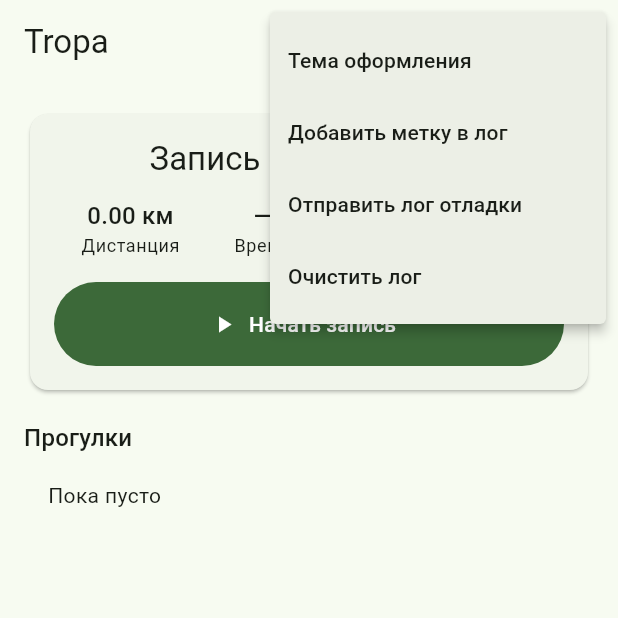
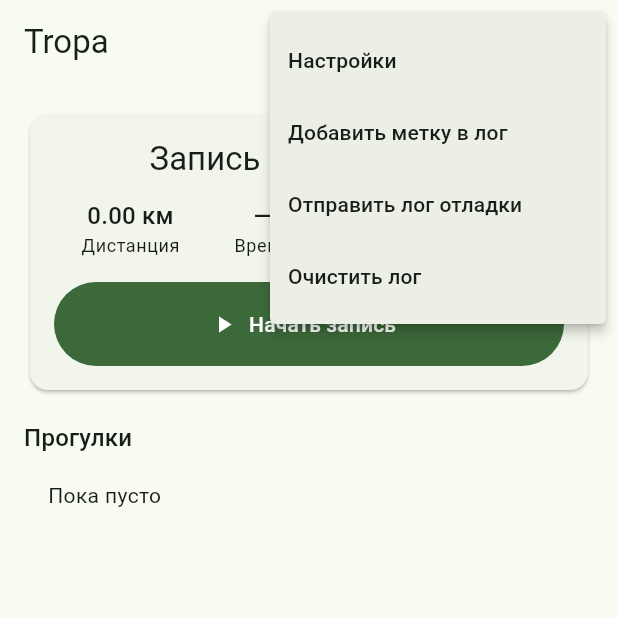
Before and after one commit to oneup1689/Tropa, a Flutter app: the screen it shows after launch, after a tap on the "more vert" icon, on a phone screen of 412 x 824 dp, the top half of it. Run offline on Flutter 3.47's test engine with Material 3 defaults, Android fonts, the phone set to English and light mode, and no system bars; our stand-ins replace battery_plus, device_info_plus, geolocator, package_info_plus, permission_handler, share_plus and 1 more; accounts and stored records are empty.

Commit message:
Add settings storage, amateur/pro settings screen; wire accuracy, interval and heal limits
Co-Authored-By: Claude Sonnet 5.5 <noreply@anthropic.com>

```diff
--- a/lib/gpx.dart
+++ b/lib/gpx.dart
@@ -5,6 +5,7 @@ import 'package:path_provider/path_provider.dart';
 
 import 'db.dart';
 import 'heal.dart';
+import 'settings.dart';
 
 /// Gap in seconds after which a new track segment starts, so that the line
 /// is never drawn straight across a stretch where GPS was lost.
@@ -19,7 +20,7 @@ Future<File> writeGpx(
   bool heal = false,
 }) async {
   final pts = await TrackDb.instance.points(sessionId);
-  final result = analyzeGaps(pts);
+  final result = analyzeGaps(pts, settings: AppSettings.instance.healSettings);
   final b = StringBuffer()
     ..writeln('<?xml version="1.0" encoding="UTF-8"?>')
     ..writeln('<gpx version="1.1" creator="Tropa" xmlns="http://www.topografix.com/GPX/1/1">')
--- a/lib/main.dart
+++ b/lib/main.dart
@@ -5,7 +5,6 @@ import 'package:device_info_plus/device_info_plus.dart';
 import 'package:flutter/material.dart';
 import 'package:geolocator/geolocator.dart';
 import 'package:package_info_plus/package_info_plus.dart';
-import 'package:path_provider/path_provider.dart';
 import 'package:permission_handler/permission_handler.dart';
 import 'package:share_plus/share_plus.dart';
 
@@ -16,37 +15,13 @@ import 'package:flutter/services.dart';
 
 import 'recorder.dart';
 import 'route_view.dart';
-
-/// App theme: light / dark / follow the phone. Stored in a small file next to the log.
-final ValueNotifier<ThemeMode> themeMode = ValueNotifier(ThemeMode.system);
-
-Future<File> _themeFile() async => File('${(await getApplicationDocumentsDirectory()).path}/theme_mode.txt');
-
-Future<void> _loadTheme() async {
-  try {
-    final f = await _themeFile();
-    if (await f.exists()) {
-      final v = (await f.readAsString()).trim();
-      themeMode.value = ThemeMode.values.firstWhere((m) => m.name == v, orElse: () => ThemeMode.system);
-    }
-  } catch (_) {
-    // keep default
-  }
-}
-
-Future<void> _saveTheme(ThemeMode m) async {
-  themeMode.value = m;
-  try {
-    await (await _themeFile()).writeAsString(m.name);
-  } catch (_) {
-    // theme still applies for this run
-  }
-}
+import 'settings.dart';
+import 'settings_page.dart';
 
 Future<void> main() async {
   WidgetsFlutterBinding.ensureInitialized();
   await DebugLog.instance.init();
-  await _loadTheme();
+  await AppSettings.instance.load();
   FlutterError.onError = (d) => DebugLog.instance.log('FLUTTER_ERROR', d.exceptionAsString());
   await _logDevice();
   await Recorder.instance.init();
@@ -77,7 +52,7 @@ class TropaApp extends StatelessWidget {
   @override
   Widget build(BuildContext context) {
     return ValueListenableBuilder<ThemeMode>(
-      valueListenable: themeMode,
+      valueListenable: AppSettings.instance.themeNotifier,
       builder: (context, mode, _) => MaterialApp(
         title: 'Tropa',
         debugShowCheckedModeBanner: false,
@@ -213,7 +188,7 @@ class _HomePageState extends State<HomePage> {
 
   /// Export dialog: the user chooses what goes into the GPX file.
   Future<void> _exportGpx(int id) async {
-    var heal = true, withTime = true, withEle = true;
+    var heal = AppSettings.instance.healEnabled, withTime = true, withEle = true;
     final ok = await showDialog<bool>(
       context: context,
       builder: (c) => StatefulBuilder(
@@ -224,7 +199,7 @@ class _HomePageState extends State<HomePage> {
               value: heal,
               onChanged: (v) => setS(() => heal = v ?? heal),
               title: const Text('Склеить короткие разрывы'),
-              subtitle: const Text('Только пешие участки до 150 м'),
+              subtitle: Text('Только пешие участки до ${AppSettings.instance.healSettings.bridgeMaxMeters.round()} м'),
             ),
             CheckboxListTile(
               value: withTime,
@@ -247,31 +222,6 @@ class _HomePageState extends State<HomePage> {
     if (ok != true) return;
     final f = await writeGpx(id, withTime: withTime, withElevation: withEle, heal: heal);
     await SharePlus.instance.share(ShareParams(files: [XFile(f.path)], text: 'Tropa — маршрут'));
-  }
-
-  Future<void> _pickTheme() async {
-    final picked = await showDialog<ThemeMode>(
-      context: context,
-      builder: (c) => SimpleDialog(
-        title: const Text('Тема оформления'),
-        children: [
-          for (final (mode, label) in [
-            (ThemeMode.system, 'Как на смартфоне'),
-            (ThemeMode.light, 'Светлая'),
-            (ThemeMode.dark, 'Тёмная'),
-          ])
-            SimpleDialogOption(
-              onPressed: () => Navigator.pop(c, mode),
-              child: Row(children: [
-                Icon(themeMode.value == mode ? Icons.radio_button_checked : Icons.radio_button_off),
-                const SizedBox(width: 12),
-                Text(label),
-              ]),
-            ),
-        ],
-      ),
-    );
-    if (picked != null) await _saveTheme(picked);
   }
 
   /// Quick notes for the test walk: what the user did with the phone and when.
@@ -362,7 +312,9 @@ class _HomePageState extends State<HomePage> {
         actions: [
           PopupMenuButton<String>(
             onSelected: (v) async {
-              if (v == 'theme') await _pickTheme();
+              if (v == 'settings') {
+                await Navigator.push(context, MaterialPageRoute(builder: (_) => const SettingsPage()));
+              }
               if (v == 'mark') await _addMark();
               if (v == 'log') await _shareLog();
               if (v == 'clear') {
@@ -371,7 +323,7 @@ class _HomePageState extends State<HomePage> {
               }
             },
             itemBuilder: (_) => const [
-              PopupMenuItem(value: 'theme', child: Text('Тема оформления')),
+              PopupMenuItem(value: 'settings', child: Text('Настройки')),
               PopupMenuItem(value: 'mark', child: Text('Добавить метку в лог')),
               PopupMenuItem(value: 'log', child: Text('Отправить лог отладки')),
               PopupMenuItem(value: 'clear', child: Text('Очистить лог')),
--- /dev/null
+++ b/lib/settings.dart
@@ -0,0 +1,182 @@
+import 'dart:convert';
+import 'dart:io';
+
+import 'package:flutter/material.dart';
+import 'package:path/path.dart' as p;
+import 'package:path_provider/path_provider.dart';
+
+import 'heal.dart';
+
+enum SettingKind { toggle, choice, number }
+
+/// One user-facing setting. [proOnly] settings are hidden from the "Любитель"
+/// screen but keep their stored value and keep working.
+class SettingDef {
+  final String key;
+  final String title;
+  final String subtitle;
+  final String section;
+  final SettingKind kind;
+  final Object defaultValue;
+  final bool proOnly;
+  final List<(String, String)> options; // choice: (stored value, label)
+  final double min;
+  final double max;
+  final double step;
+  final String unit;
+
+  const SettingDef({
+    required this.key,
+    required this.title,
+    required this.section,
+    required this.kind,
+    required this.defaultValue,
+    this.subtitle = '',
+    this.proOnly = false,
+    this.options = const [],
+    this.min = 0,
+    this.max = 0,
+    this.step = 1,
+    this.unit = '',
+  });
+}
+
+/// Registry of all settings. New features add their settings here and the
+/// settings screen picks them up; amateur mode shows only the non-pro ones.
+const List<SettingDef> settingDefs = [
+  SettingDef(
+    key: 'theme',
+    title: 'Тема оформления',
+    section: 'Оформление',
+    kind: SettingKind.choice,
+    defaultValue: 'system',
+    options: [('system', 'Как на смартфоне'), ('light', 'Светлая'), ('dark', 'Тёмная')],
+  ),
+  SettingDef(
+    key: 'max_accuracy_m',
+    title: 'Порог точности GPS',
+    subtitle: 'Точки с худшей точностью не записываются',
+    section: 'Запись',
+    kind: SettingKind.number,
+    defaultValue: 50,
+    proOnly: true,
+    min: 15,
+    max: 100,
+    step: 5,
+    unit: 'м',
+  ),
+  SettingDef(
+    key: 'fix_interval_s',
+    title: 'Интервал опроса GPS',
+    subtitle: 'Чаще — точнее маршрут, но быстрее садится батарея',
+    section: 'Запись',
+    kind: SettingKind.number,
+    defaultValue: 2,
+    proOnly: true,
+    min: 1,
+    max: 10,
+    step: 1,
+    unit: 'с',
+  ),
+  SettingDef(
+    key: 'heal_enabled',
+    title: 'Склеивать короткие разрывы',
+    subtitle: 'По умолчанию для просмотра и экспорта GPX',
+    section: 'Склейка',
+    kind: SettingKind.toggle,
+    defaultValue: true,
+    proOnly: true,
+  ),
+  SettingDef(
+    key: 'heal_bridge_max_m',
+    title: 'Предел склейки пешком',
+    subtitle: 'Более длинные разрывы не склеиваются прямой линией',
+    section: 'Склейка',
+    kind: SettingKind.number,
+    defaultValue: 150,
+    proOnly: true,
+    min: 50,
+    max: 500,
+    step: 25,
+    unit: 'м',
+  ),
+];
+
+/// Persistent app settings. Values are stored regardless of the UI mode.
+class AppSettings extends ChangeNotifier {
+  AppSettings._();
+  static final AppSettings instance = AppSettings._();
+
+  final Map<String, Object?> _values = {};
+  final ValueNotifier<ThemeMode> themeNotifier = ValueNotifier(ThemeMode.system);
+  File? _file;
+
+  Future<void> load() async {
+    try {
+      final dir = await getApplicationDocumentsDirectory();
+      _file = File(p.join(dir.path, 'settings.json'));
+      if (await _file!.exists()) {
+        final data = jsonDecode(await _file!.readAsString());
+        if (data is Map<String, dynamic>) _values.addAll(data);
+      } else {
+        // Migrate the theme file from earlier test builds.
+        final old = File(p.join(dir.path, 'theme_mode.txt'));
+        if (await old.exists()) _values['theme'] = (await old.readAsString()).trim();
+      }
+    } catch (_) {
+      // defaults are used
+    }
+    _syncTheme();
+  }
+
+  Future<void> _save() async {
+    try {
+      await _file?.writeAsString(jsonEncode(_values));
+    } catch (_) {
+      // value still applies for this run
+    }
+  }
+
+  void _syncTheme() {
+    themeNotifier.value =
+        ThemeMode.values.firstWhere((m) => m.name == getString('theme'), orElse: () => ThemeMode.system);
+  }
+
+  SettingDef? _def(String key) {
+    for (final d in settingDefs) {
+      if (d.key == key) return d;
+    }
+    return null;
+  }
+
+  Object? _raw(String key) => _values[key] ?? _def(key)?.defaultValue;
+
+  bool getBool(String key) => _raw(key) == true;
+  String getString(String key) => (_raw(key) ?? '').toString();
+  double getNum(String key) => (_raw(key) as num?)?.toDouble() ?? 0;
+
+  Future<void> set(String key, Object value) async {
+    _values[key] = value;
+    if (key == 'theme') _syncTheme();
+    notifyListeners();
+    await _save();
+  }
+
+  /// Amateur/pro switch. It only changes what the settings screen shows.
+  bool get pro => _values['pro_mode'] == true;
+  Future<void> setPro(bool v) => set('pro_mode', v);
+
+  Future<void> resetAdvanced() async {
+    for (final d in settingDefs.where((d) => d.proOnly)) {
+      _values.remove(d.key);
+    }
+    notifyListeners();
+    await _save();
+  }
+
+  // Typed accessors used by the rest of the app.
+  double get maxAccuracyM => getNum('max_accuracy_m');
+  int get fixIntervalMs => (getNum('fix_interval_s') * 1000).round();
+  bool get healEnabled => getBool('heal_enabled');
+  HealSettings get healSettings => HealSettings(bridgeMaxMeters: getNum('heal_bridge_max_m'));
+}
```
Also changed, not shown: lib/recorder.dart (+6 -1 lines), lib/route_view.dart (+5 -3 lines), lib/settings_page.dart (added, +117 -0 lines), 3 other files.
